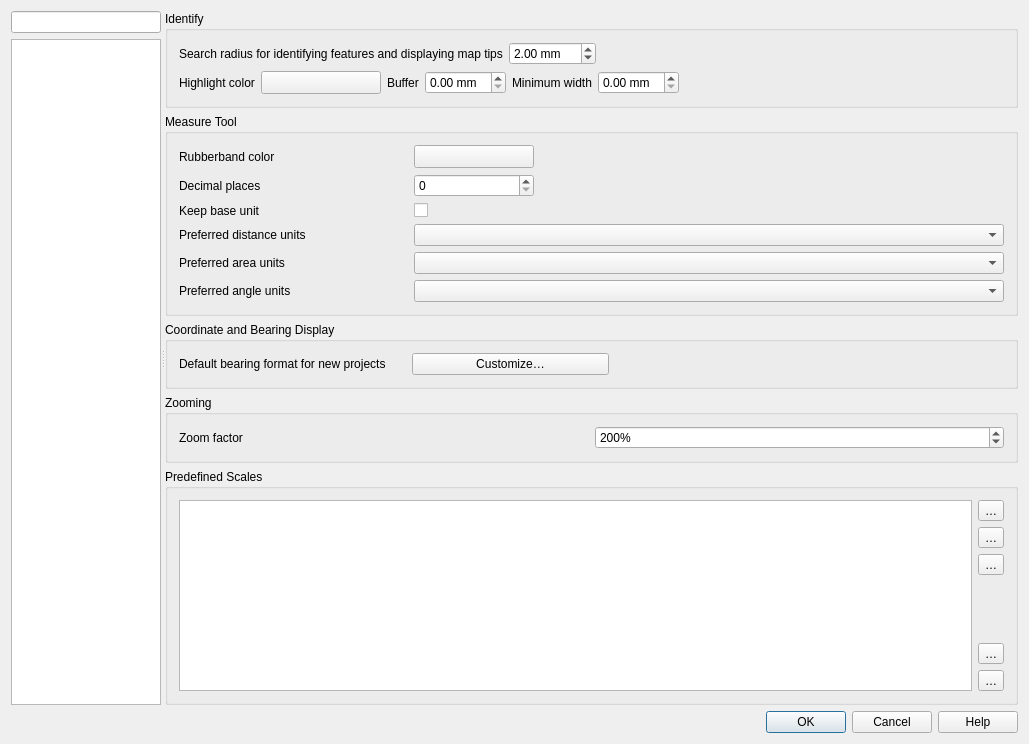
Before: the Qt Designer form src/ui/qgsoptionsbase.ui in qgis/QGIS, drawn with Qt 5.
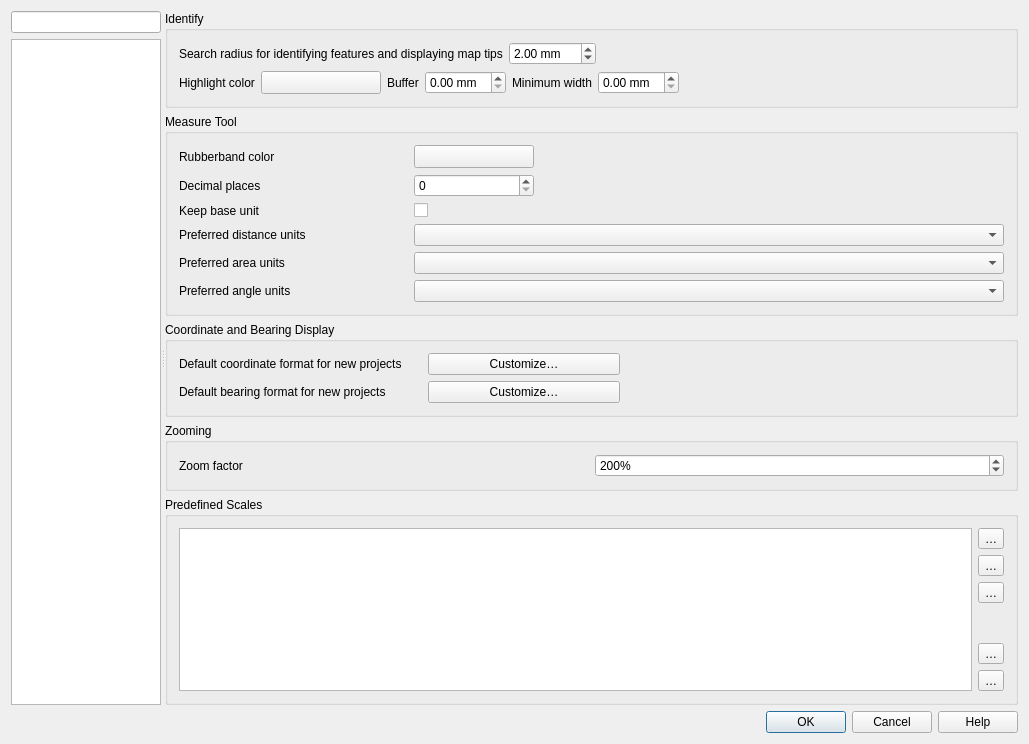
After: the same form once the commit is applied. The open tabs and pages were chosen to show the change. Icons and pictures are not drawn. Custom widgets are drawn as their Qt base class.

Commit message: Rework project coordinate format handling to use numeric format instead

Diff of the .ui file:
```diff
--- a/src/ui/qgsoptionsbase.ui
+++ b/src/ui/qgsoptionsbase.ui
@@ -3996,34 +3996,34 @@
                   <string notr="true">projgeneral</string>
                  </property>
                  <layout class="QGridLayout" name="gridLayout_30" columnstretch="0,0,3,6">
-                  <item row="0" column="3">
-                   <spacer name="horizontalSpacer_10">
-                    <property name="orientation">
-                     <enum>Qt::Horizontal</enum>
+                  <item row="1" column="2">
+                   <widget class="QPushButton" name="mCustomizeBearingFormatButton">
+                    <property name="text">
+                     <string>Customize…</string>
                     </property>
-                    <property name="sizeHint" stdset="0">
-                     <size>
-                      <width>40</width>
-                      <height>20</height>
-                     </size>
-                    </property>
-                   </spacer>
+                   </widget>
                   </item>
-                  <item row="0" column="0">
+                  <item row="1" column="0">
                    <widget class="QLabel" name="label_69">
                     <property name="text">
                      <string>Default bearing format for new projects</string>
                     </property>
                    </widget>
                   </item>
-                  <item row="0" column="2">
-                   <widget class="QPushButton" name="mCustomizeBearingFormatButton">
-                    <property name="text">
-                     <string>Customize…</string>
+                  <item row="1" column="3">
+                   <spacer name="horizontalSpacer_10">
+                    <property name="orientation">
+                     <enum>Qt::Horizontal</enum>
                     </property>
-                   </widget>
+                    <property name="sizeHint" stdset="0">
+                     <size>
+                      <width>40</width>
+                      <height>20</height>
+                     </size>
+                    </property>
+                   </spacer>
                   </item>
-                  <item row="0" column="1">
+                  <item row="1" column="1">
                    <spacer name="horizontalSpacer_11">
                     <property name="orientation">
                      <enum>Qt::Horizontal</enum>
@@ -4039,6 +4039,20 @@
                     </property>
                    </spacer>
                   </item>
+                  <item row="0" column="0">
+                   <widget class="QLabel" name="label_72">
+                    <property name="text">
+                     <string>Default coordinate format for new projects</string>
+                    </property>
+                   </widget>
+                  </item>
+                  <item row="0" column="2">
+                   <widget class="QPushButton" name="mCustomizeCoordinateFormatButton">
+                    <property name="text">
+                     <string>Customize…</string>
+                    </property>
+                   </widget>
+                  </item>
                  </layout>
                 </widget>
                </item>
```
Left out of the diff: 1 changed line with no effect on the pictures. The commit also changes 14 other files.
